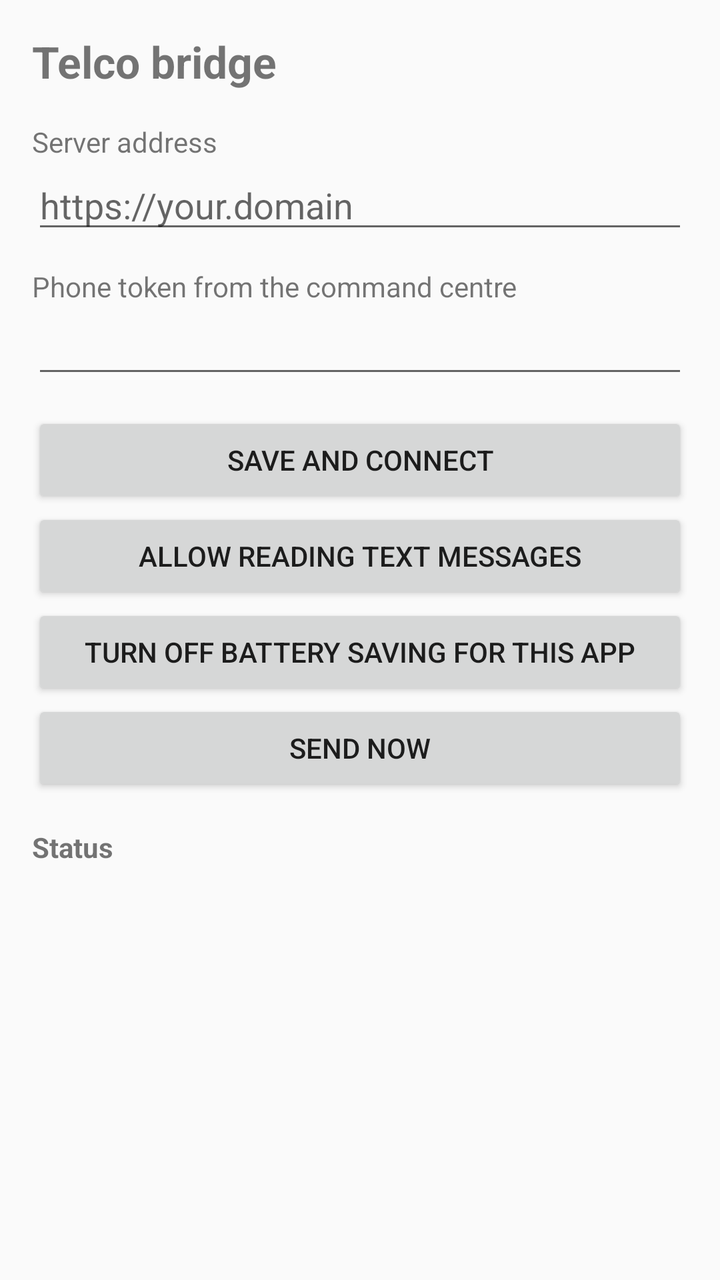
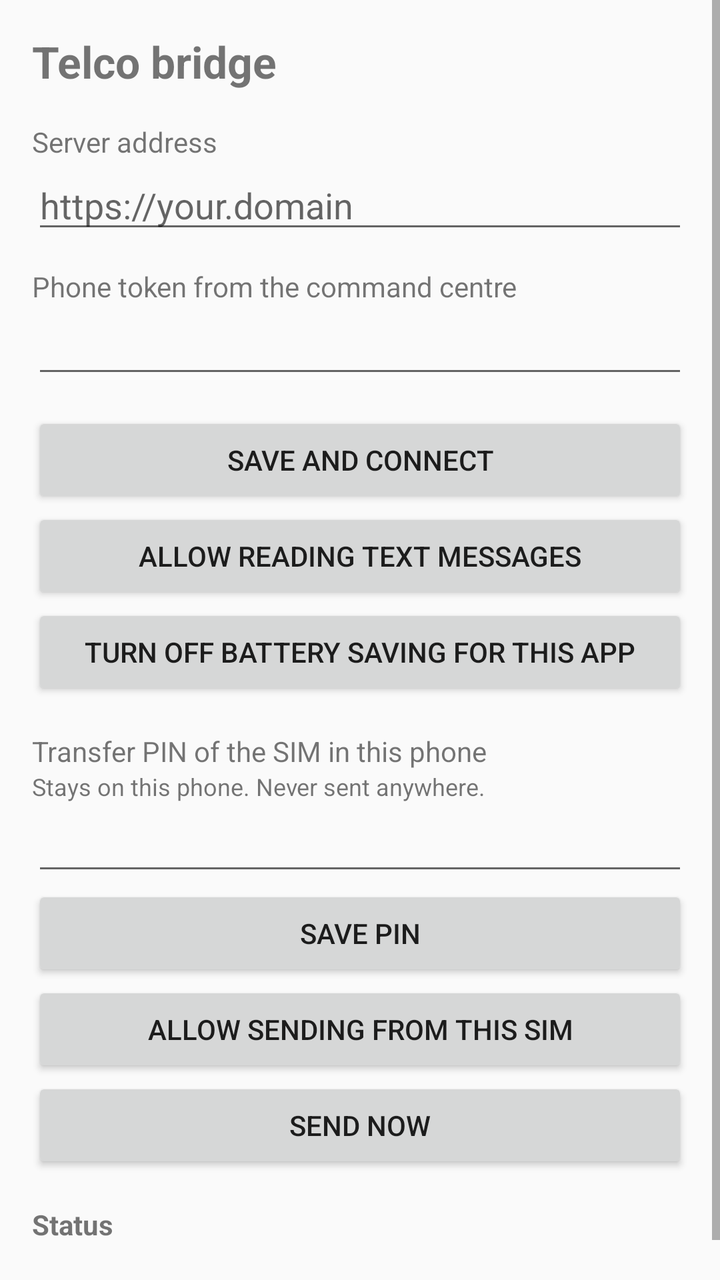

Screens rendered from an Android XML layout before and after an edit, with the pre-edit source and the edit as a unified diff.
<!-- AndroidManifest.xml: application theme Theme.Bridge -->
<!-- res/layout/activity_main.xml -->
<?xml version="1.0" encoding="utf-8"?>
<ScrollView xmlns:android="http://schemas.android.com/apk/res/android"
    android:layout_width="match_parent"
    android:layout_height="match_parent">

    <LinearLayout
        android:layout_width="match_parent"
        android:layout_height="wrap_content"
        android:orientation="vertical"
        android:padding="16dp">

        <TextView
            android:layout_width="match_parent"
            android:layout_height="wrap_content"
            android:text="@string/app_name"
            android:textSize="22sp"
            android:textStyle="bold" />

        <TextView
            android:layout_width="match_parent"
            android:layout_height="wrap_content"
            android:layout_marginTop="16dp"
            android:text="@string/server_url" />

        <EditText
            android:id="@+id/serverUrl"
            android:layout_width="match_parent"
            android:layout_height="wrap_content"
            android:hint="@string/server_url_hint"
            android:inputType="textUri" />

        <TextView
            android:layout_width="match_parent"
            android:layout_height="wrap_content"
            android:layout_marginTop="12dp"
            android:text="@string/token" />

        <EditText
            android:id="@+id/token"
            android:layout_width="match_parent"
            android:layout_height="wrap_content"
            android:inputType="textPassword" />

        <Button
            android:id="@+id/save"
            android:layout_width="match_parent"
            android:layout_height="wrap_content"
            android:layout_marginTop="12dp"
            android:text="@string/save" />

        <Button
            android:id="@+id/grantSms"
            android:layout_width="match_parent"
            android:layout_height="wrap_content"
            android:text="@string/grant_sms" />

        <Button
            android:id="@+id/battery"
            android:layout_width="match_parent"
            android:layout_height="wrap_content"
            android:text="@string/battery" />

        <Button
            android:id="@+id/sendNow"
            android:layout_width="match_parent"
            android:layout_height="wrap_content"
            android:text="@string/send_now" />

        <TextView
            android:layout_width="match_parent"
            android:layout_height="wrap_content"
            android:layout_marginTop="16dp"
            android:text="@string/status_title"
            android:textStyle="bold" />

        <TextView
            android:id="@+id/status"
            android:layout_width="match_parent"
            android:layout_height="wrap_content"
            android:layout_marginTop="4dp"
            android:textIsSelectable="true" />
    </LinearLayout>
</ScrollView>
<!-- resources referenced by this layout -->
<resources>
  <string name="app_name">Telco bridge</string>
  <string name="battery">Turn off battery saving for this app</string>
  <string name="grant_sms">Allow reading text messages</string>
  <string name="save">Save and connect</string>
  <string name="send_now">Send now</string>
  <string name="server_url">Server address</string>
  <string name="server_url_hint">https://your.domain</string>
  <string name="status_title">Status</string>
  <string name="token">Phone token from the command centre</string>
  <style name="Theme.Bridge" parent="Theme.AppCompat.DayNight.NoActionBar" />
</resources>

<!-- the commit's change to res/layout/activity_main.xml (unified diff, before → after) -->
@@ -60,6 +60,36 @@
             android:layout_height="wrap_content"
             android:text="@string/battery" />
 
+        <TextView
+            android:layout_width="match_parent"
+            android:layout_height="wrap_content"
+            android:layout_marginTop="16dp"
+            android:text="@string/pin" />
+
+        <TextView
+            android:layout_width="match_parent"
+            android:layout_height="wrap_content"
+            android:text="@string/pin_hint"
+            android:textSize="12sp" />
+
+        <EditText
+            android:id="@+id/pin"
+            android:layout_width="match_parent"
+            android:layout_height="wrap_content"
+            android:inputType="numberPassword" />
+
+        <Button
+            android:id="@+id/savePin"
+            android:layout_width="match_parent"
+            android:layout_height="wrap_content"
+            android:text="@string/save_pin" />
+
+        <Button
+            android:id="@+id/allowSending"
+            android:layout_width="match_parent"
+            android:layout_height="wrap_content"
+            android:text="@string/allow_sending" />
+
         <Button
             android:id="@+id/sendNow"
             android:layout_width="match_parent"
<!-- resource entries referenced after the edit -->
@@ -1,9 +1,13 @@
 <!-- resources referenced by this layout -->
 <resources>
+  <string name="allow_sending">Allow sending from this SIM</string>
   <string name="app_name">Telco bridge</string>
   <string name="battery">Turn off battery saving for this app</string>
   <string name="grant_sms">Allow reading text messages</string>
+  <string name="pin">Transfer PIN of the SIM in this phone</string>
+  <string name="pin_hint">Stays on this phone. Never sent anywhere.</string>
   <string name="save">Save and connect</string>
+  <string name="save_pin">Save PIN</string>
   <string name="send_now">Send now</string>
   <string name="server_url">Server address</string>
   <string name="server_url_hint">https://your.domain</string>
